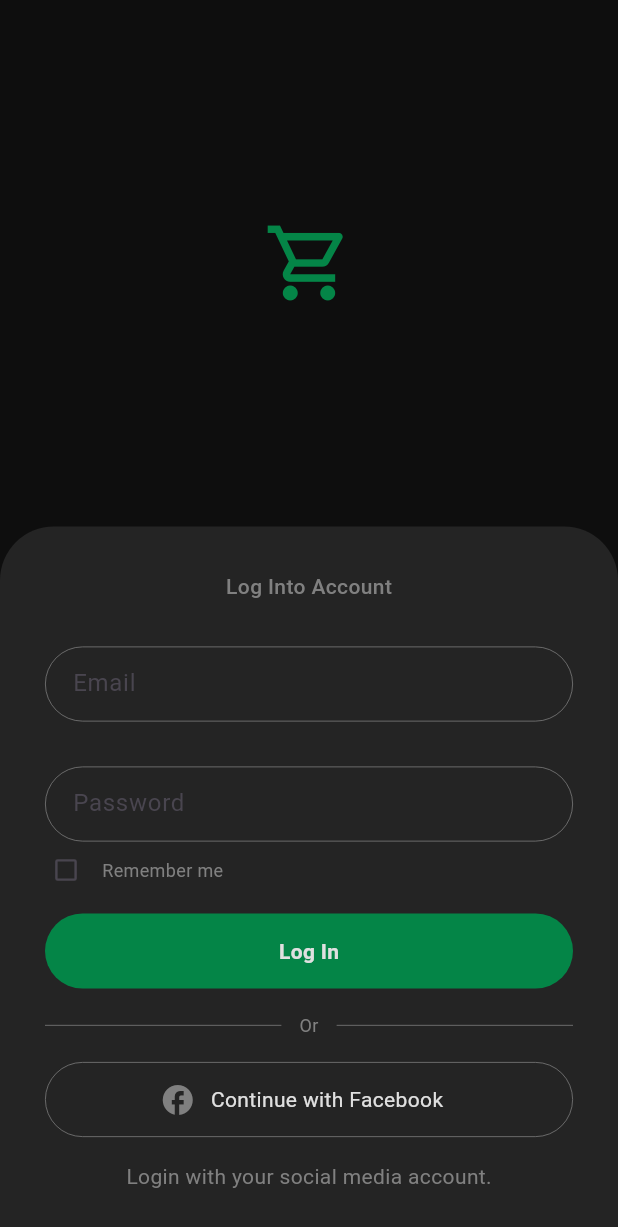
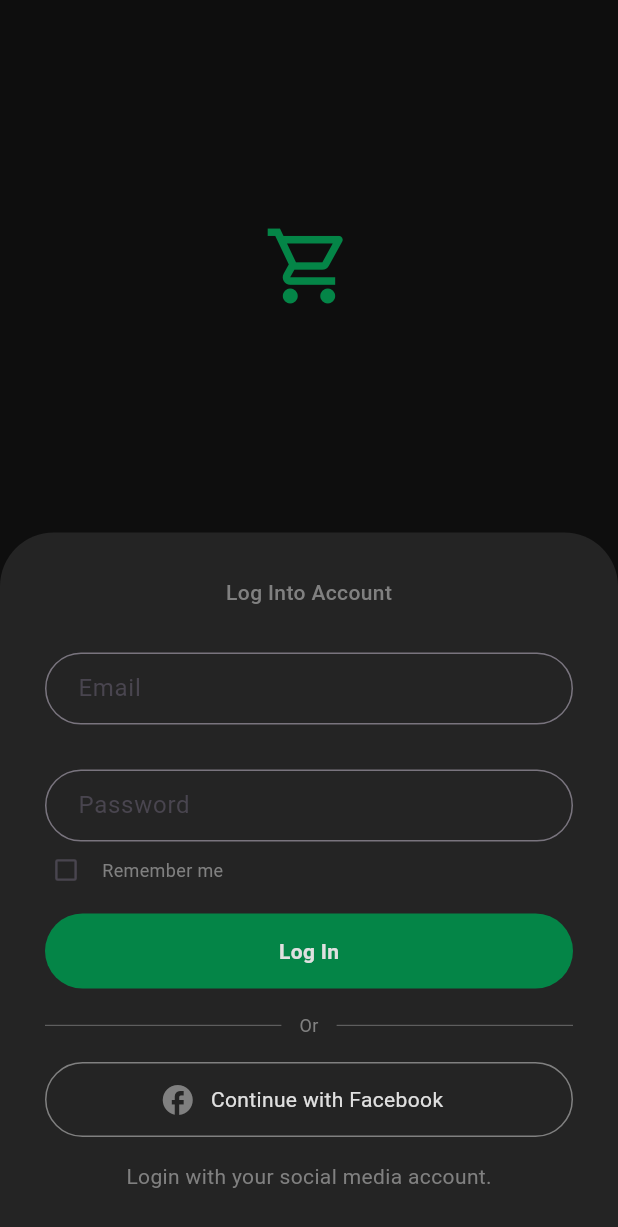
Before and after one commit to zorncbllr/carte, a Flutter app: the screen it shows after launch, on a phone screen of 412 x 824 dp. Shown: the top 1227 px of the screen. Run offline on Flutter 3.47's test engine with Material 3 defaults, Android fonts, the phone set to English and light mode, and no system bars; our stand-ins replace hive_ce, hive_ce_flutter; accounts and stored records are empty.

Commit message:
added login logic

```diff
--- a/lib/components/login_form.dart
+++ b/lib/components/login_form.dart
@@ -1,6 +1,13 @@
+import 'package:carte/models/user.dart';
+import 'package:carte/stores/user_store.dart';
 import 'package:carte/utils/carte_button.dart';
 import 'package:flutter/material.dart';
 import 'package:carte/utils/input_field.dart';
+import 'package:provider/provider.dart';
+
+class InputEditingController extends TextEditingController {
+  String? errorText;
+}
 
 class LoginForm extends StatefulWidget {
   const LoginForm({
@@ -14,20 +21,59 @@ class LoginForm extends StatefulWidget {
 class _LoginFormState extends State<LoginForm> {
   bool _remember = false;
 
-  final TextEditingController _emailController = TextEditingController();
-  final TextEditingController _passwordController = TextEditingController();
+  InputEditingController emailController = InputEditingController();
+  InputEditingController passwordController = InputEditingController();
 
   void toggleRemember(_) => setState(() {
         _remember = !_remember;
       });
 
-  void onLogin() {
+  void onLogin(UserStore userStore) {
+    bool isError = false;
+
+    if (emailController.text.isEmpty) {
+      setState(() {
+        emailController.errorText = 'Email is required.';
+      });
+      isError = true;
+    }
+
+    if (passwordController.text.isEmpty) {
+      setState(() {
+        passwordController.errorText = 'Password is required.';
+      });
+      isError = true;
+    }
+
+    if (isError) {
+      return;
+    }
+
+    List<User> users = userStore.getUsers;
+
+    for (User user in users) {
+      if (user.email == emailController.text) {
+        if (user.password == passwordController.text) {
+          userStore.setCurrentUser(user);
           Navigator.pushReplacementNamed(context, '/home');
+        } else {
+          setState(() {
+            passwordController.errorText = 'Wrong credentials.';
+          });
+        }
+        return;
+      }
+    }
+
+    setState(() {
+      emailController.errorText = 'User not found.';
+    });
   }
 
   @override
   Widget build(BuildContext context) {
-    return Container(
+    return Consumer<UserStore>(
+      builder: (context, value, child) => Container(
         padding: EdgeInsets.all(30),
         decoration: BoxDecoration(
           borderRadius: BorderRadius.only(
@@ -51,11 +97,11 @@ class _LoginFormState extends State<LoginForm> {
                   ),
                 ),
                 InputField(
-                controller: _emailController,
+                  controller: emailController,
                   hintText: 'Email',
                 ),
                 InputField(
-                controller: _passwordController,
+                  controller: passwordController,
                   hintText: 'Password',
                 ),
               ],
@@ -90,7 +136,7 @@ class _LoginFormState extends State<LoginForm> {
               children: [
                 // login button
                 CarteButton.expand(
-                onTap: onLogin,
+                  onTap: () => onLogin(value),
                   label: 'Log In',
                 ),
 
@@ -154,6 +200,7 @@ class _LoginFormState extends State<LoginForm> {
             )
           ],
         ),
+      ),
     );
   }
 }
--- /dev/null
+++ b/lib/data/users.dart
@@ -0,0 +1,17 @@
+import 'package:carte/data/products.dart';
+import 'package:carte/models/order.dart';
+import 'package:carte/models/user.dart';
+
+List<User> users = [
+  User(
+    name: 'Manuel Caballero',
+    email: 'caballero@gmail.com',
+    password: '123456',
+    orders: [
+      Order(product: products[0], quantity: 1),
+      Order(product: products[1], quantity: 2),
+    ],
+    cardNumber: '2306 3456 2424',
+    address: '21 Marquez St',
+  ),
+];
--- /dev/null
+++ b/lib/stores/user_store.dart
@@ -0,0 +1,20 @@
+import 'package:carte/data/users.dart';
+import 'package:carte/models/user.dart';
+import 'package:flutter/material.dart';
+
+class UserStore extends ChangeNotifier {
+  User? _user;
+
+  void setCurrentUser(User user) {
+    _user = user;
+    notifyListeners();
+  }
+
+  User? get currentUser => _user;
+
+  void removeUser() {
+    _user = null;
+  }
+
+  List<User> get getUsers => users;
+}
--- a/lib/utils/carte_button.dart
+++ b/lib/utils/carte_button.dart
@@ -55,7 +55,6 @@ class _CarteButtonState extends State<CarteButton> {
             borderRadius: BorderRadius.circular(1000),
             border: Border.all(
               style: BorderStyle.solid,
-              width: 0.5,
               color: widget.secondary
                   ? Theme.of(context).hintColor
                   : Colors.transparent,
--- a/lib/utils/input_field.dart
+++ b/lib/utils/input_field.dart
@@ -1,3 +1,4 @@
+import 'package:carte/components/login_form.dart';
 import 'package:flutter/material.dart';
 
 class InputField extends StatefulWidget {
@@ -8,7 +9,8 @@ class InputField extends StatefulWidget {
   });
 
   String hintText;
-  TextEditingController controller;
+
+  InputEditingController controller;
   @override
   _InputFieldState createState() => _InputFieldState();
 }
@@ -16,28 +18,35 @@ class InputField extends StatefulWidget {
 class _InputFieldState extends State<InputField> {
   @override
   Widget build(BuildContext context) {
-    return Container(
-      height: 50,
-      decoration: BoxDecoration(
-        color: Colors.transparent,
-        borderRadius: BorderRadius.circular(1000),
-        border: Border.all(
-          width: 0.5,
-          color: Theme.of(context).hintColor,
-        ),
-      ),
-      child: TextField(
+    return TextField(
+      onChanged: (value) => setState(() {
+        widget.controller.errorText = null;
+      }),
       controller: widget.controller,
       cursorColor: Theme.of(context).primaryColor,
       decoration: InputDecoration(
         hintText: widget.hintText,
-          border: InputBorder.none,
+        focusedBorder: OutlineInputBorder(
+          borderRadius: BorderRadius.circular(1000),
+          borderSide: BorderSide(
+            color: Theme.of(context).hintColor,
+          ),
+        ),
+        border: OutlineInputBorder(
+          borderRadius: BorderRadius.circular(1000),
+          borderSide: BorderSide(
+            color: widget.controller.errorText == null
+                ? Theme.of(context).hintColor
+                : Colors.redAccent,
+            style: BorderStyle.solid,
+          ),
+        ),
         contentPadding: EdgeInsets.symmetric(horizontal: 18),
+        errorText: widget.controller.errorText,
       ),
       style: TextStyle(
         color: Colors.grey.shade300,
       ),
-      ),
     );
   }
 }
--- a/pubspec.yaml
+++ b/pubspec.yaml
@@ -38,6 +38,7 @@ dependencies:
   hive_ce:
   hive_ce_flutter:
   path_provider:
+  provider: ^6.1.2
 
 dev_dependencies:
   flutter_test:
```
Also changed, not shown: lib/main.dart (+6 -1 lines), lib/pages/order_page.dart (+11 -20 lines), pubspec.lock. Lines whose indentation alone changed are shown as unchanged.
